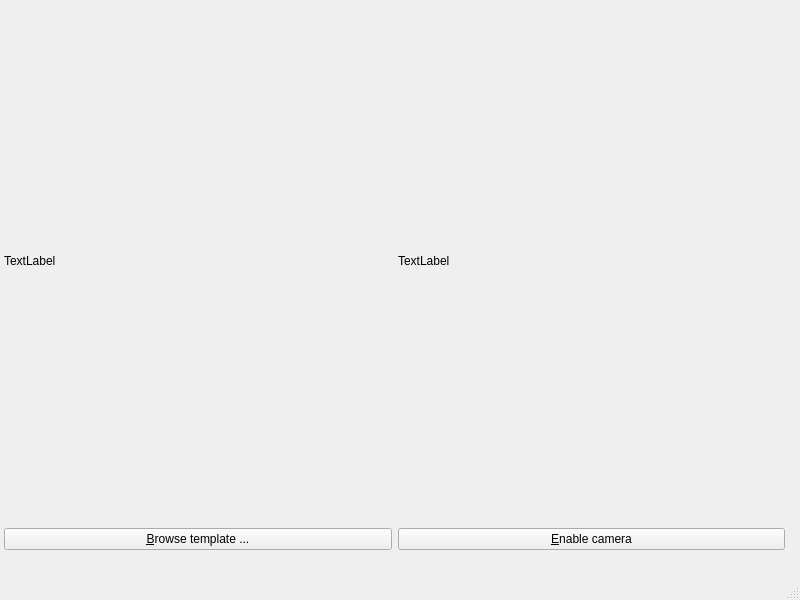
Above: SIFT_app.ui from wecassidy/enph353-lab04 before the change. Below: the same form after it.
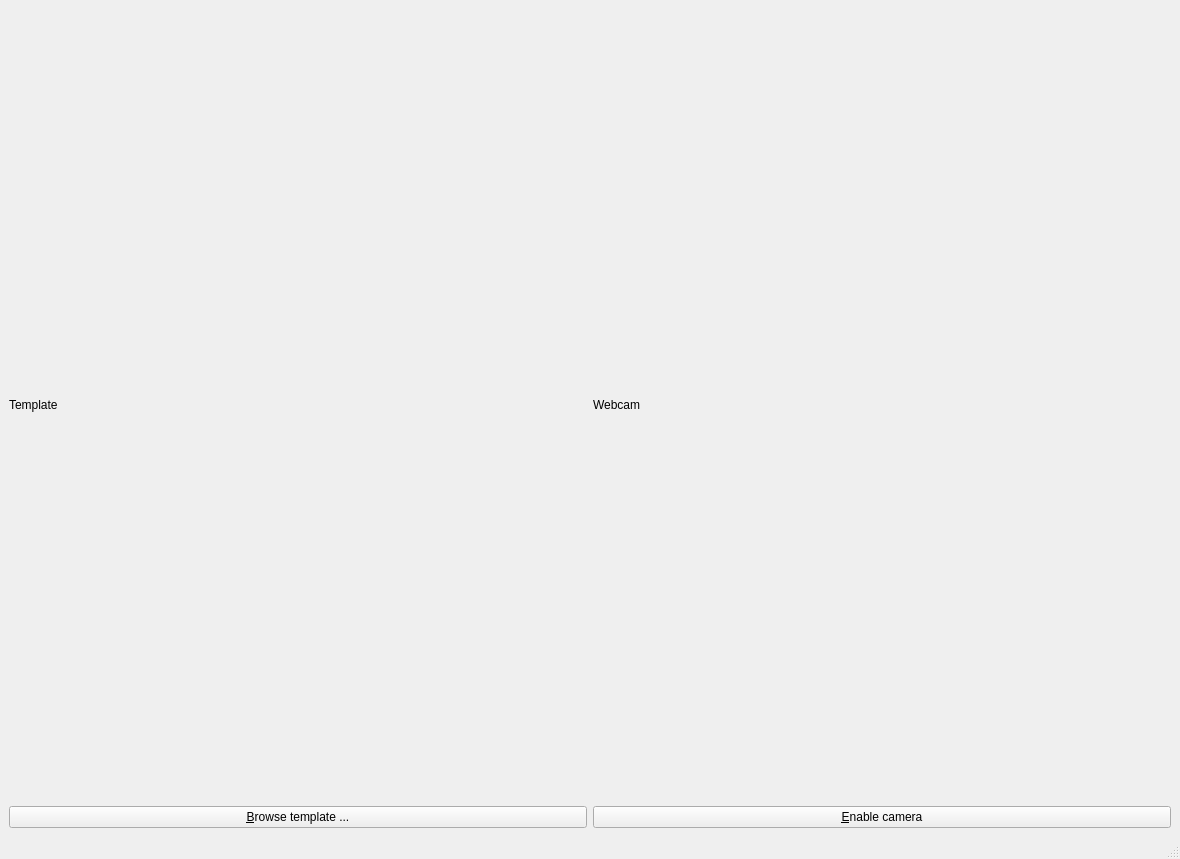
That is the form after the change.

Commit message: Expand UI to fill window

What changed in the file:
```diff
--- a/SIFT_app.ui
+++ b/SIFT_app.ui
@@ -6,31 +6,36 @@
    <rect>
     <x>0</x>
     <y>0</y>
-    <width>800</width>
-    <height>600</height>
+    <width>1180</width>
+    <height>859</height>
    </rect>
   </property>
   <property name="windowTitle">
    <string>SIFT Demo</string>
   </property>
   <widget class="QWidget" name="centralwidget">
-   <widget class="QWidget" name="gridLayoutWidget">
-    <property name="geometry">
-     <rect>
-      <x>4</x>
-      <y>-1</y>
-      <width>781</width>
-      <height>551</height>
-     </rect>
-    </property>
-    <layout class="QGridLayout" name="gridLayout">
+   <property name="sizePolicy">
+    <sizepolicy hsizetype="Expanding" vsizetype="Expanding">
+     <horstretch>0</horstretch>
+     <verstretch>0</verstretch>
+    </sizepolicy>
+   </property>
+   <layout class="QGridLayout" name="gridLayout_2">
+    <item row="0" column="0">
+     <layout class="QGridLayout" name="gridLayout" rowstretch="0,0" columnstretch="0,0">
      <property name="sizeConstraint">
-      <enum>QLayout::SetDefaultConstraint</enum>
+       <enum>QLayout::SetMaximumSize</enum>
      </property>
      <item row="0" column="0">
       <widget class="QLabel" name="template_label">
+        <property name="sizePolicy">
+         <sizepolicy hsizetype="Expanding" vsizetype="Expanding">
+          <horstretch>0</horstretch>
+          <verstretch>0</verstretch>
+         </sizepolicy>
+        </property>
        <property name="text">
-        <string>TextLabel</string>
+         <string>Template</string>
        </property>
        <property name="scaledContents">
         <bool>true</bool>
@@ -39,8 +44,14 @@
      </item>
      <item row="0" column="1">
       <widget class="QLabel" name="live_image_label">
+        <property name="sizePolicy">
+         <sizepolicy hsizetype="Expanding" vsizetype="Expanding">
+          <horstretch>0</horstretch>
+          <verstretch>0</verstretch>
+         </sizepolicy>
+        </property>
        <property name="text">
-        <string>TextLabel</string>
+         <string>Webcam</string>
        </property>
        <property name="scaledContents">
         <bool>true</bool>
@@ -49,6 +60,12 @@
      </item>
      <item row="1" column="0">
       <widget class="QPushButton" name="browse_button">
+        <property name="sizePolicy">
+         <sizepolicy hsizetype="MinimumExpanding" vsizetype="Fixed">
+          <horstretch>0</horstretch>
+          <verstretch>0</verstretch>
+         </sizepolicy>
+        </property>
        <property name="text">
         <string>&amp;Browse template ...</string>
        </property>
@@ -56,13 +73,20 @@
      </item>
      <item row="1" column="1">
       <widget class="QPushButton" name="toggle_cam_button">
+        <property name="sizePolicy">
+         <sizepolicy hsizetype="Expanding" vsizetype="Fixed">
+          <horstretch>0</horstretch>
+          <verstretch>0</verstretch>
+         </sizepolicy>
+        </property>
        <property name="text">
         <string>&amp;Enable camera</string>
        </property>
       </widget>
      </item>
     </layout>
-   </widget>
+    </item>
+   </layout>
   </widget>
   <widget class="QMenuBar" name="menubar">
    <property name="geometry">
```
Left out of the diff: 2 changed lines with no effect on the pictures. Lines whose indentation alone changed are shown as unchanged.
